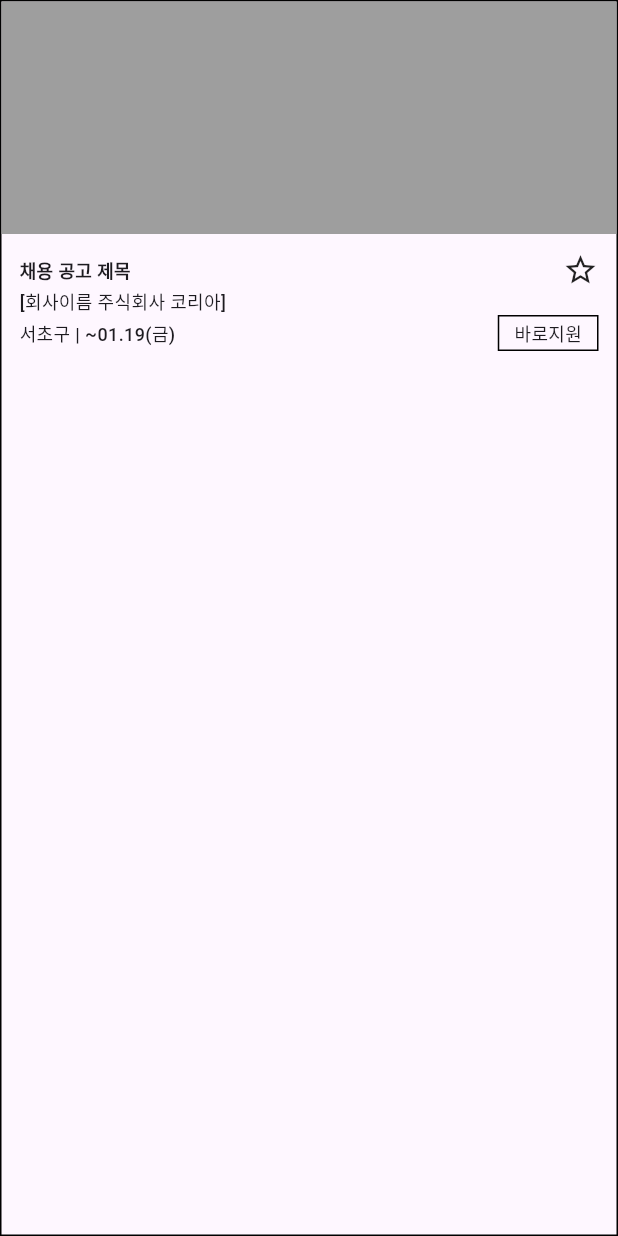
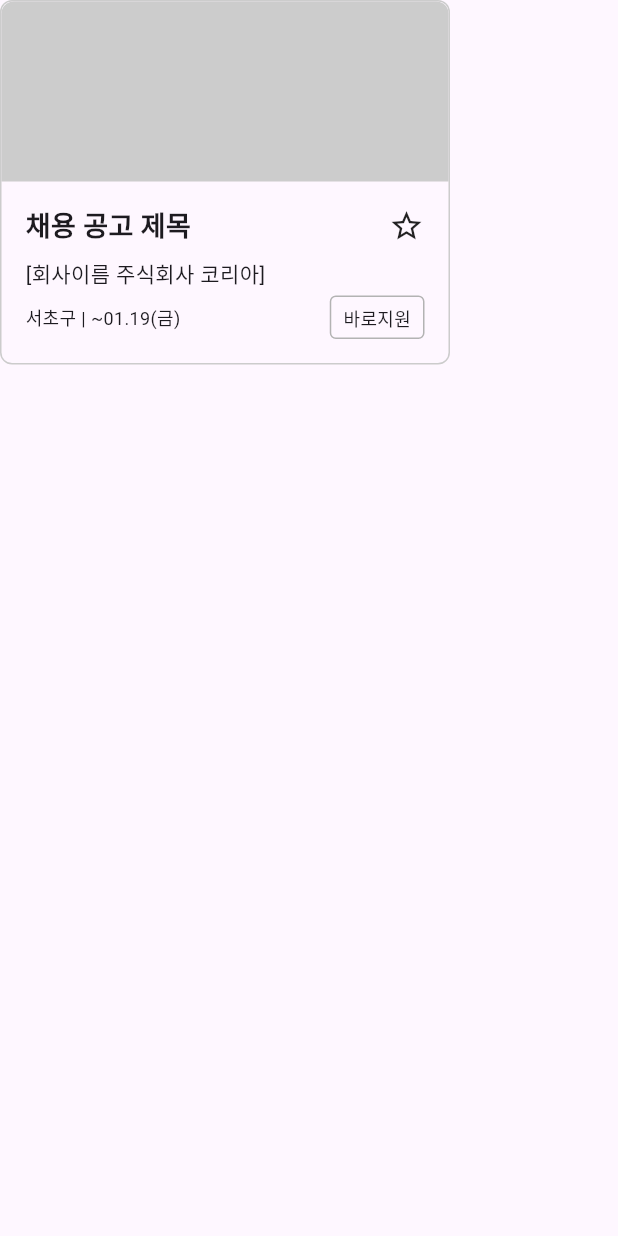
Before and after one commit to 9weeks-app-web/Team-6, a Flutter app: the RecruitCardWidget widget shown alone on an empty page, opened directly, on a phone screen of 412 x 824 dp. Run offline on Flutter 3.47's test engine with Material 3 defaults, Android fonts, the phone set to English and light mode, and no system bars; our stand-ins replace flutter_riverpod, flutter_svg, go_router, supabase_flutter; accounts and stored records are empty; Roboto replaces fonts that are missing (Pretendard).

Commit message:
Design: recruit card 외 recruit section design 수정 #8

```diff
--- a/lib/view/pages/community_pages/community_page.dart
+++ b/lib/view/pages/community_pages/community_page.dart
@@ -12,8 +12,6 @@ class CommunityPage extends StatelessWidget {
   Widget build(BuildContext context) {
     return Scaffold(
       body: Column(
-        mainAxisSize: MainAxisSize.max,
-        crossAxisAlignment: CrossAxisAlignment.stretch,
         children: [
           const Padding(
             padding: EdgeInsets.only(
--- a/lib/view/widgets/header_widget.dart
+++ b/lib/view/widgets/header_widget.dart
@@ -15,7 +15,7 @@ class HeaderWidget extends StatelessWidget {
           Expanded(
             child: Row(
               children: [
-                SvgPicture.asset('logo/sfac_logo.svg'),
+                SvgPicture.asset('assets/logo/sfac_logo.svg'),
                 //toggle folio-log
               ],
             ),
--- a/lib/view/widgets/recruit_page_widgets/recruit_card_widget.dart
+++ b/lib/view/widgets/recruit_page_widgets/recruit_card_widget.dart
@@ -1,14 +1,26 @@
 import 'package:flutter/material.dart';
 import 'package:flutter_app/common.dart';
+
+enum CardType {
+  minimum,
+  maximum,
+}
+
+enum CardWidth {
+  w300,
+  w320,
+}
 
 class RecruitCardWidget extends StatelessWidget {
   const RecruitCardWidget({
     super.key,
     this.recruitData,
-    required this.isActiveRecruit,
+    required this.type,
+    this.width,
   });
   final dynamic recruitData;
-  final bool isActiveRecruit;
+  final CardType type;
+  final CardWidth? width;
 
   @override
   Widget build(BuildContext context) {
@@ -18,28 +30,41 @@ class RecruitCardWidget extends StatelessWidget {
     String due = '~01.19(금)';
 
     return Container(
-      width: isActiveRecruit ? MediaQuery.of(context).size.width : 155,
+      width: type == CardType.maximum
+          ? (width == CardWidth.w300 ? 300 : MediaQuery.of(context).size.width)
+          : 155,
       decoration: BoxDecoration(
+        borderRadius: BorderRadius.circular(8),
         border: Border.all(
-          color: isActiveRecruit ? Colors.black : Colors.transparent,
+          color: DesignColor.Neutral.shade20,
         ),
       ),
       child: Column(
+        mainAxisSize: MainAxisSize.min,
         children: [
-          isActiveRecruit == true
+          // img section
+          type == CardType.maximum
               ? Container(
-                  height: 155,
-                  decoration: const BoxDecoration(
-                    color: Colors.grey,
+                  height: 120,
+                  decoration: BoxDecoration(
+                    borderRadius: const BorderRadius.only(
+                      topLeft: Radius.circular(8),
+                      topRight: Radius.circular(8),
+                    ),
+                    color: DesignColor.Neutral.shade20,
                   ),
                 )
               : Stack(
                   children: [
                     Container(
                       width: 155,
-                      height: 155,
-                      decoration: const BoxDecoration(
-                        color: Colors.grey,
+                      height: 120,
+                      decoration: BoxDecoration(
+                        color: DesignColor.Neutral.shade20,
+                        borderRadius: const BorderRadius.only(
+                          topLeft: Radius.circular(8),
+                          topRight: Radius.circular(8),
+                        ),
                       ),
                     ),
                     const Positioned(
@@ -52,11 +77,13 @@ class RecruitCardWidget extends StatelessWidget {
                     ),
                   ],
                 ),
+          // description section
           Padding(
-            padding: isActiveRecruit
-                ? const EdgeInsets.all(12)
-                : const EdgeInsets.only(top: 8),
+            padding: type == CardType.maximum
+                ? const EdgeInsets.all(16)
+                : const EdgeInsets.all(12),
             child: Column(
+              mainAxisSize: MainAxisSize.min,
               crossAxisAlignment: CrossAxisAlignment.start,
               children: [
                 Row(
@@ -64,44 +91,56 @@ class RecruitCardWidget extends StatelessWidget {
                     Expanded(
                       child: Text(
                         title,
-                        style: FontStyle.Label_3_Bold,
+                        style: type == CardType.maximum
+                            ? FontStyle.SubTitle_SemiBold
+                            : FontStyle.Body_SemiBold,
                         overflow: TextOverflow.ellipsis,
                       ),
                     ),
-                    isActiveRecruit == false
+                    type != CardType.maximum
                         ? Container()
                         : const Icon(Icons.star_border),
                   ],
                 ),
+                type == CardType.maximum
+                    ? const SizedBox(height: 8)
+                    : const SizedBox(height: 6),
                 Text(
                   companyName,
-                  style: FontStyle.Caption_1_Medium,
+                  style: type == CardType.maximum
+                      ? FontStyle.Label_2_regular
+                      : FontStyle.Caption_1,
+                  // color: DesignColor.Neutral.shade40,
                   overflow: TextOverflow.ellipsis,
                 ),
+                const SizedBox(height: 4),
                 Row(
                   children: [
                     Expanded(
                       child: Text(
                         '$locationGu | $due',
-                        style: FontStyle.Caption_1_Medium,
+                        style: FontStyle.Caption_1,
+                        // color: DesignColor.Neutral.shade40,
                       ),
                     ),
-                    isActiveRecruit == false
+                    type != CardType.maximum
                         ? Container()
                         : Container(
                             padding: const EdgeInsets.symmetric(
-                              vertical: 2.5,
-                              horizontal: 10,
+                              vertical: 5,
+                              horizontal: 8,
                             ),
                             decoration: BoxDecoration(
+                              borderRadius: BorderRadius.circular(4),
                               border: Border.all(
                                 width: 1,
-                                color: Colors.black,
+                                color: DesignColor.Neutral.shade30,
                               ),
                             ),
                             child: Text(
                               '바로지원',
-                              style: FontStyle.Caption_1_Medium,
+                              style: FontStyle.Caption_1,
+                              // color: DesignColor.Neutral.shade60,
                             ),
                           ),
                   ],
--- a/lib/view/widgets/recruit_page_widgets/search_bar_widget.dart
+++ b/lib/view/widgets/recruit_page_widgets/search_bar_widget.dart
@@ -29,7 +29,7 @@ class _SearchBarWidgetState extends State<SearchBarWidget> {
       controller: controller,
       onSubmitted: (value) {},
       decoration: InputDecoration(
-        hintText: widget.hintText ?? '궁금한 포트폴리오 분야를 검색해주세요',
+        hintText: widget.hintText ?? '원하는 키워드를 입력해주세요.',
         hintStyle: FontStyle.Caption_1,
         suffixIcon: widget.hintText == null
             ? const Icon(
```
Also changed, not shown: lib/view/pages/community_pages/tab_pages/recruit_page.dart (added, +141 -0 lines), lib/view/pages/recruit_page.dart (deleted, +0 -173 lines).
